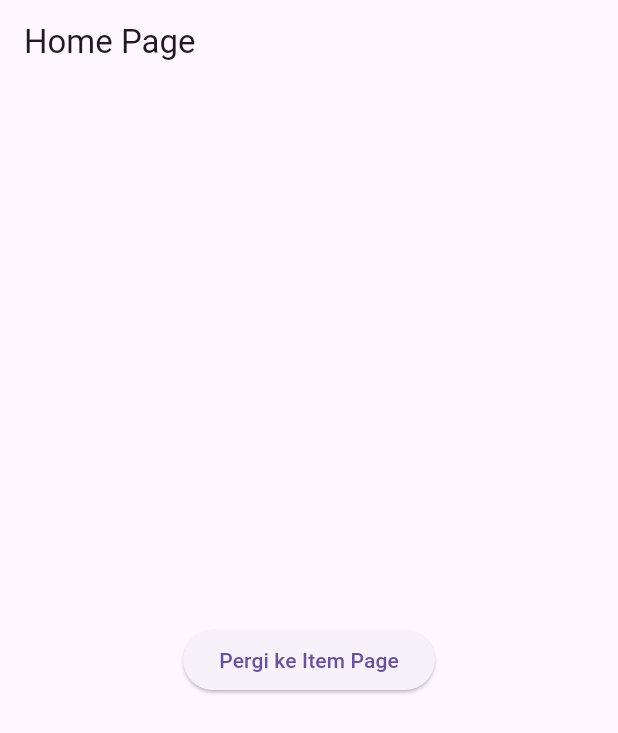
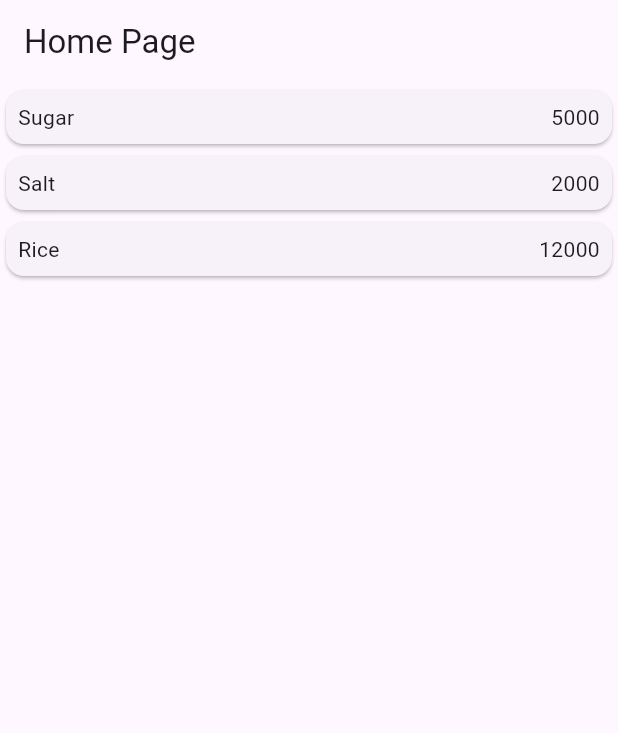
Before and after one commit to afgangalih/flutter2_praktikum5, a Flutter app: the screen it shows after launch, on a phone screen of 412 x 824 dp. Shown: the top 733 px of the screen. Run offline on Flutter 3.47's test engine with Material 3 defaults, Android fonts, the light colour scheme and no system bars.

Commit message:
langkah 5 s/d 7

```diff
--- a/lib/main.dart
+++ b/lib/main.dart
@@ -1,6 +1,5 @@
 import 'package:flutter/material.dart';
 import 'pages/home_page.dart';
-import 'pages/item_page.dart';
 
 void main() {
   runApp(const MyApp());
@@ -13,11 +12,10 @@ class MyApp extends StatelessWidget {
   Widget build(BuildContext context) {
     return MaterialApp(
       title: 'Demo Route',
-      initialRoute: '/', // route awal
-      routes: {
-        '/': (context) => const HomePage(),
-        '/item': (context) => const ItemPage(),
-      },
+      theme: ThemeData(
+        primarySwatch: Colors.blue,
+      ),
+      home: HomePage(), // cukup HomePage sebagai halaman awal
     );
   }
 }
--- a/lib/pages/home_page.dart
+++ b/lib/pages/home_page.dart
@@ -1,22 +1,52 @@
 import 'package:flutter/material.dart';
+import '../model/item.dart';
+import 'item_page.dart';
 
 class HomePage extends StatelessWidget {
-  const HomePage({super.key});
+  final List<Item> items = [
+    Item(name: 'Sugar', price: 5000),
+    Item(name: 'Salt', price: 2000),
+    Item(name: 'Rice', price: 12000),
+  ];
+
+  HomePage({super.key});
 
   @override
   Widget build(BuildContext context) {
     return Scaffold(
-      appBar: AppBar(
-        title: const Text("Home Page"),
-      ),
-      body: Center(
-        child: ElevatedButton(
-          child: const Text("Pergi ke Item Page"),
-          onPressed: () {
-            // pindah ke ItemPage
-            Navigator.pushNamed(context, '/item');
-          },
-        ),
+      appBar: AppBar(title: const Text("Home Page")),
+      body: ListView.builder(
+        itemCount: items.length,
+        itemBuilder: (context, index) {
+          final item = items[index];
+          return InkWell( // 👈 wrap Card dengan InkWell
+            onTap: () {
+              // pindah ke ItemPage sambil membawa data item
+              Navigator.push(
+                context,
+                MaterialPageRoute(
+                  builder: (context) => ItemPage(item: item),
+                ),
+              );
+            },
+            child: Card(
+              child: Container(
+                margin: const EdgeInsets.all(8),
+                child: Row(
+                  children: [
+                    Expanded(child: Text(item.name)),
+                    Expanded(
+                      child: Text(
+                        item.price.toString(),
+                        textAlign: TextAlign.end,
+                      ),
+                    ),
+                  ],
+                ),
+              ),
+            ),
+          );
+        },
       ),
     );
   }
```
Also changed, not shown: lib/pages/item_page.dart (+11 -6 lines), images/home_page_final.png (added), images/item_page_final.png (added).
